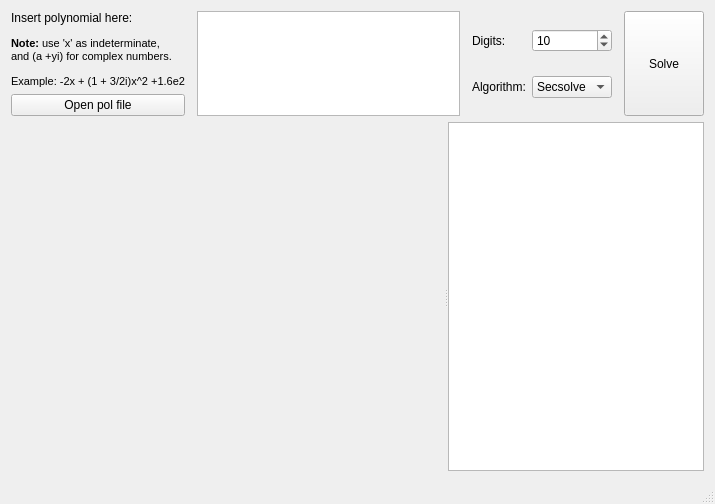
The window that src/xmpsolve/mainwindow.ui (robol/MPSolve) describes before a commit, drawn with Qt 5.
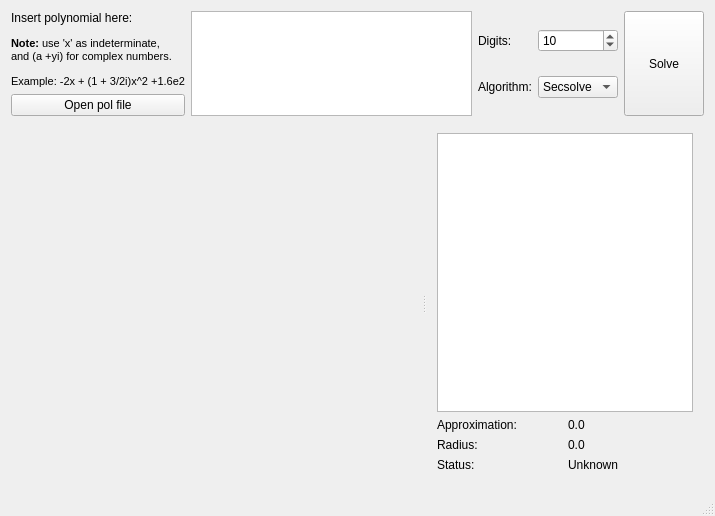
The same window after the commit. Custom widgets are drawn as their Qt base class.

Commit message: Added a RootsModel that should replace the lists of Root* floating around and reworked the layout.

Patch:
```diff
--- a/src/xmpsolve/mainwindow.ui
+++ b/src/xmpsolve/mainwindow.ui
@@ -7,7 +7,7 @@
     <x>0</x>
     <y>0</y>
     <width>715</width>
-    <height>504</height>
+    <height>516</height>
    </rect>
   </property>
   <property name="windowTitle">
@@ -16,12 +16,9 @@
   <widget class="QWidget" name="centralWidget">
    <layout class="QVBoxLayout" name="verticalLayout_3">
     <item>
-     <layout class="QVBoxLayout" name="verticalLayout_2" stretch="1,100">
+     <layout class="QVBoxLayout" name="verticalLayout_6" stretch="1,100">
       <item>
        <layout class="QHBoxLayout" name="horizontalLayout">
-        <property name="spacing">
-         <number>12</number>
-        </property>
         <item>
          <layout class="QVBoxLayout" name="verticalLayout">
           <item>
@@ -132,16 +129,65 @@
           </sizepolicy>
          </property>
         </widget>
-        <widget class="QPlainTextEdit" name="plainTextEdit">
-         <property name="sizePolicy">
-          <sizepolicy hsizetype="Expanding" vsizetype="Expanding">
-           <horstretch>0</horstretch>
-           <verstretch>1</verstretch>
-          </sizepolicy>
-         </property>
-         <property name="lineWrapMode">
-          <enum>QPlainTextEdit::NoWrap</enum>
-         </property>
+        <widget class="QWidget" name="layoutWidget">
+         <layout class="QVBoxLayout" name="verticalLayout_2">
+          <item>
+           <widget class="QListView" name="listRootsView">
+            <property name="sizePolicy">
+             <sizepolicy hsizetype="Expanding" vsizetype="Expanding">
+              <horstretch>0</horstretch>
+              <verstretch>0</verstretch>
+             </sizepolicy>
+            </property>
+           </widget>
+          </item>
+          <item>
+           <layout class="QGridLayout" name="gridLayout_3">
+            <item row="0" column="0">
+             <widget class="QLabel" name="label_7">
+              <property name="text">
+               <string>Approximation:</string>
+              </property>
+             </widget>
+            </item>
+            <item row="0" column="1">
+             <widget class="QLabel" name="approximationDetailLabel">
+              <property name="text">
+               <string>0.0</string>
+              </property>
+             </widget>
+            </item>
+            <item row="1" column="0">
+             <widget class="QLabel" name="label_8">
+              <property name="text">
+               <string>Radius:</string>
+              </property>
+             </widget>
+            </item>
+            <item row="1" column="1">
+             <widget class="QLabel" name="approximationRadiusLabel">
+              <property name="text">
+               <string>0.0</string>
+              </property>
+             </widget>
+            </item>
+            <item row="2" column="0">
+             <widget class="QLabel" name="label_9">
+              <property name="text">
+               <string>Status:</string>
+              </property>
+             </widget>
+            </item>
+            <item row="2" column="1">
+             <widget class="QLabel" name="approximationStatusLabel">
+              <property name="text">
+               <string>Unknown</string>
+              </property>
+             </widget>
+            </item>
+           </layout>
+          </item>
+         </layout>
         </widget>
        </widget>
       </item>
```
Left out of the diff: 5 changed lines with no effect on the pictures. The commit also changes 11 other files.
